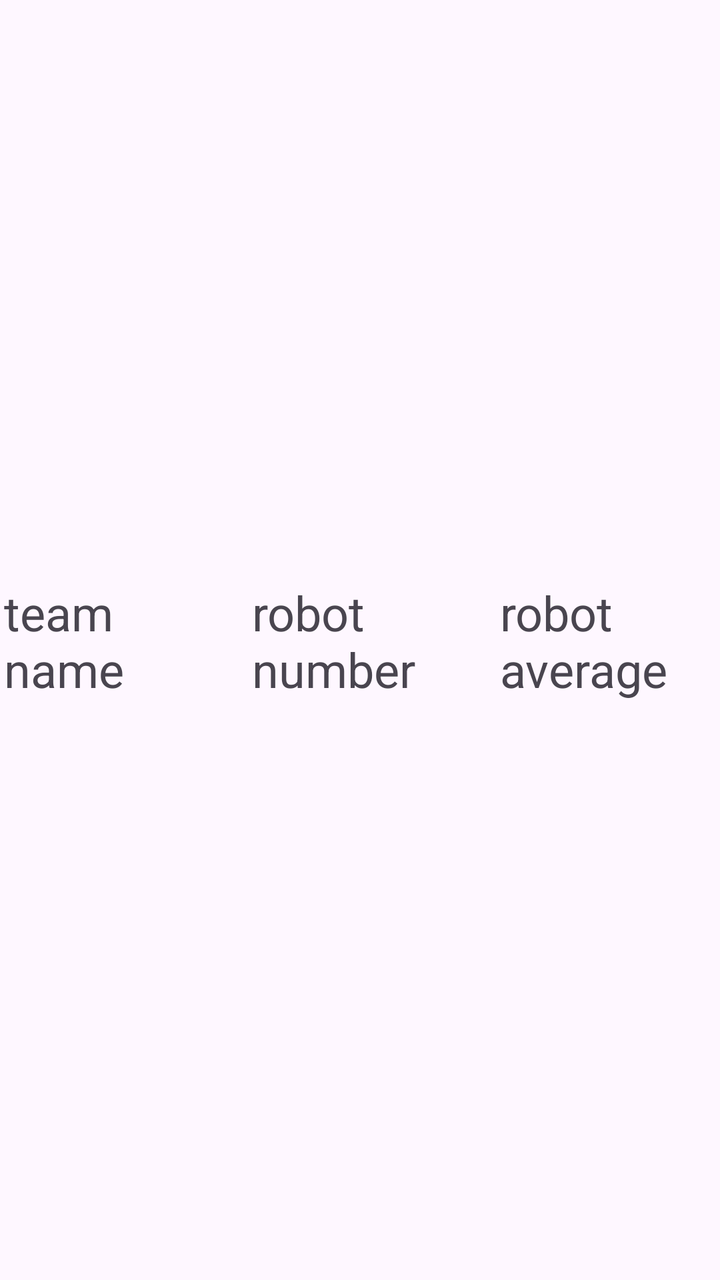
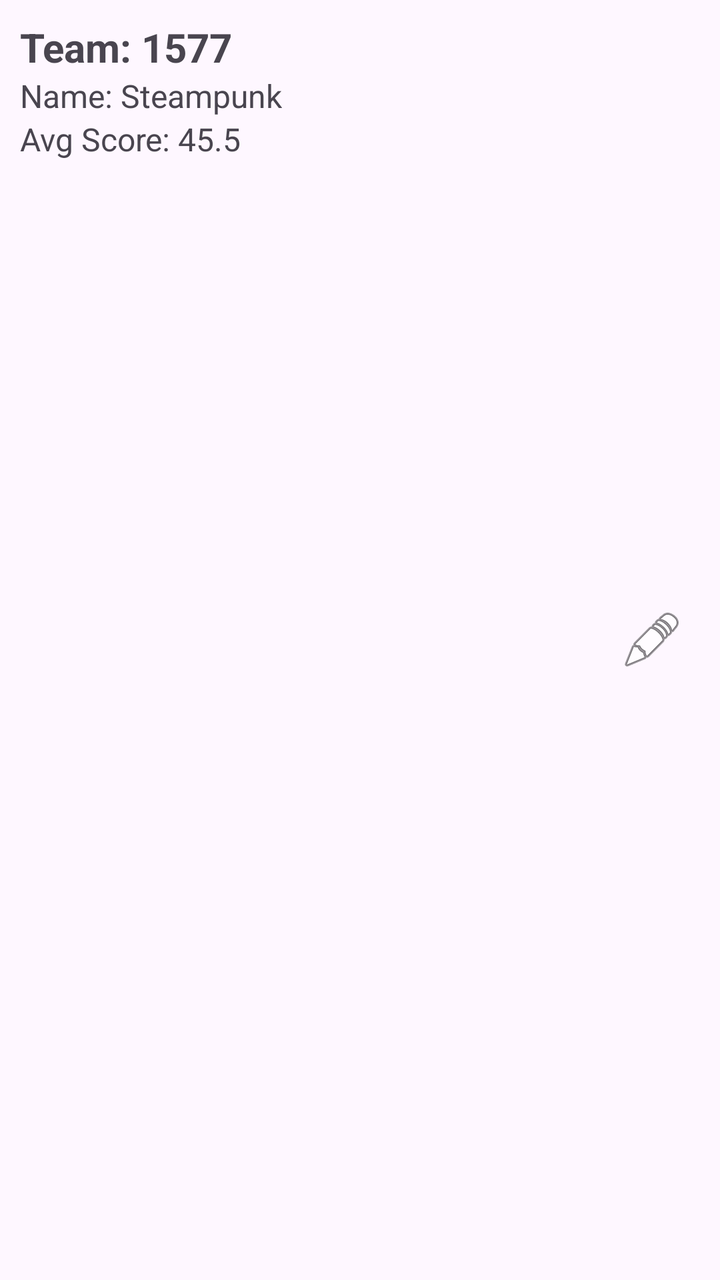

Two renders of the same Android screen: before a commit and after it. Below are the layout's source before the change and the commit's diff.
<!-- AndroidManifest.xml: application theme Theme.Cat -->
<!-- res/layout/single_robot.xml -->
<?xml version="1.0" encoding="utf-8"?>
<LinearLayout xmlns:android="http://schemas.android.com/apk/res/android"
    xmlns:app="http://schemas.android.com/apk/res-auto"
    xmlns:tools="http://schemas.android.com/tools"
    android:layout_width="match_parent"
    android:layout_height="wrap_content"
    android:orientation="horizontal"
    android:layoutDirection="ltr">
    <TextView
        android:id="@+id/tvTeamName"
        android:layout_width="120dp"
        android:layout_height="60dp"
        android:layout_gravity="center"
        android:textSize="24sp"
        android:text="team name"
        android:layout_margin="2dp"/>

    <TextView
        android:id="@+id/tvRobotNumber"
        android:layout_width="120dp"
        android:layout_height="60dp"
        android:layout_gravity="center"
        android:textSize="24sp"
        android:text="robot number"
        android:layout_margin="2dp"/>

    <TextView
        android:id="@+id/tvRobotAverageScore"
        android:layout_width="120dp"
        android:layout_height="60dp"
        android:layout_gravity="center"
        android:textSize="24sp"
        android:text="robot average score"
        android:layout_margin="2dp"/>

</LinearLayout>
<!-- resources referenced by this layout -->
<resources>
  <style name="Theme.Cat" parent="Base.Theme.Cat" />
  <style name="Base.Theme.Cat" parent="Theme.Material3.DayNight.NoActionBar">
          
          
      </style>
</resources>

<!-- the commit's change to res/layout/single_robot.xml (unified diff, before → after) -->
@@ -1,36 +1,44 @@
-<?xml version="1.0" encoding="utf-8"?>
 <LinearLayout xmlns:android="http://schemas.android.com/apk/res/android"
-    xmlns:app="http://schemas.android.com/apk/res-auto"
-    xmlns:tools="http://schemas.android.com/tools"
     android:layout_width="match_parent"
     android:layout_height="wrap_content"
     android:orientation="horizontal"
-    android:layoutDirection="ltr">
-    <TextView
-        android:id="@+id/tvTeamName"
-        android:layout_width="120dp"
-        android:layout_height="60dp"
-        android:layout_gravity="center"
-        android:textSize="24sp"
-        android:text="team name"
-        android:layout_margin="2dp"/>
+    android:padding="10dp"
+    android:layout_margin="5dp">
 
-    <TextView
-        android:id="@+id/tvRobotNumber"
-        android:layout_width="120dp"
-        android:layout_height="60dp"
-        android:layout_gravity="center"
-        android:textSize="24sp"
-        android:text="robot number"
-        android:layout_margin="2dp"/>
+    <LinearLayout
+        android:layout_width="0dp"
+        android:layout_height="wrap_content"
+        android:layout_weight="1"
+        android:orientation="vertical">
 
-    <TextView
-        android:id="@+id/tvRobotAverageScore"
-        android:layout_width="120dp"
-        android:layout_height="60dp"
-        android:layout_gravity="center"
-        android:textSize="24sp"
-        android:text="robot average score"
-        android:layout_margin="2dp"/>
+        <TextView
+            android:id="@+id/tvRobotNumber"
+            android:layout_width="wrap_content"
+            android:layout_height="wrap_content"
+            android:text="Team: 1577"
+            android:textSize="20sp"
+            android:textStyle="bold" />
 
+        <TextView
+            android:id="@+id/tvTeamName"
+            android:layout_width="wrap_content"
+            android:layout_height="wrap_content"
+            android:text="Name: Steampunk"
+            android:textSize="16sp" />
+
+        <TextView
+            android:id="@+id/tvRobotAverageScore"
+            android:layout_width="wrap_content"
+            android:layout_height="wrap_content"
+            android:text="Avg Score: 45.5"
+            android:textSize="16sp" />
+    </LinearLayout>
+
+    <ImageButton
+        android:id="@+id/btnEditName"
+        android:layout_width="48dp"
+        android:layout_height="48dp"
+        android:layout_gravity="center_vertical"
+        android:src="@android:drawable/ic_menu_edit"
+        android:background="?attr/selectableItemBackgroundBorderless" />
 </LinearLayout>
